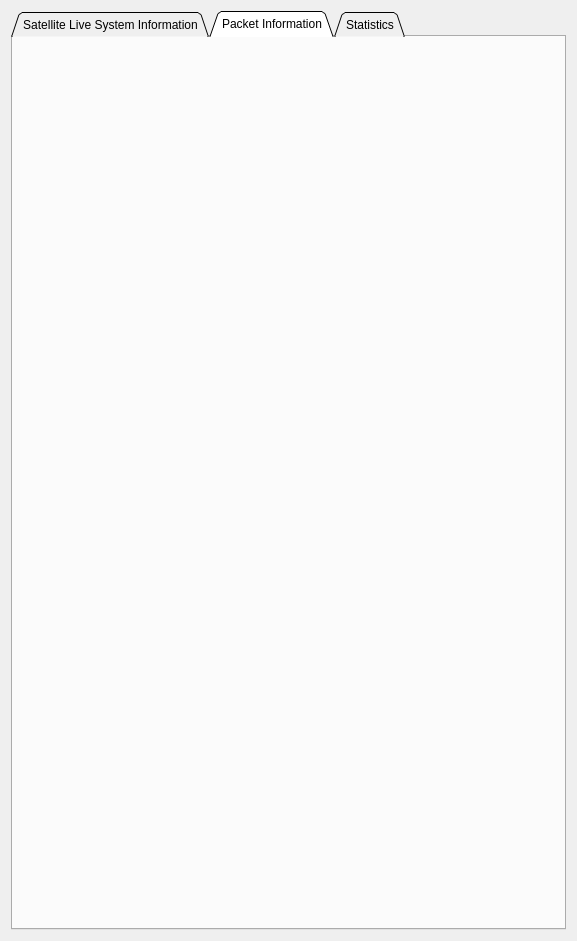
The window that FOSSAGSCP/systeminformationpane.ui (FOSSASystems/FOSSA-GroundStationControlPanel) describes before a commit, drawn with Qt 5.
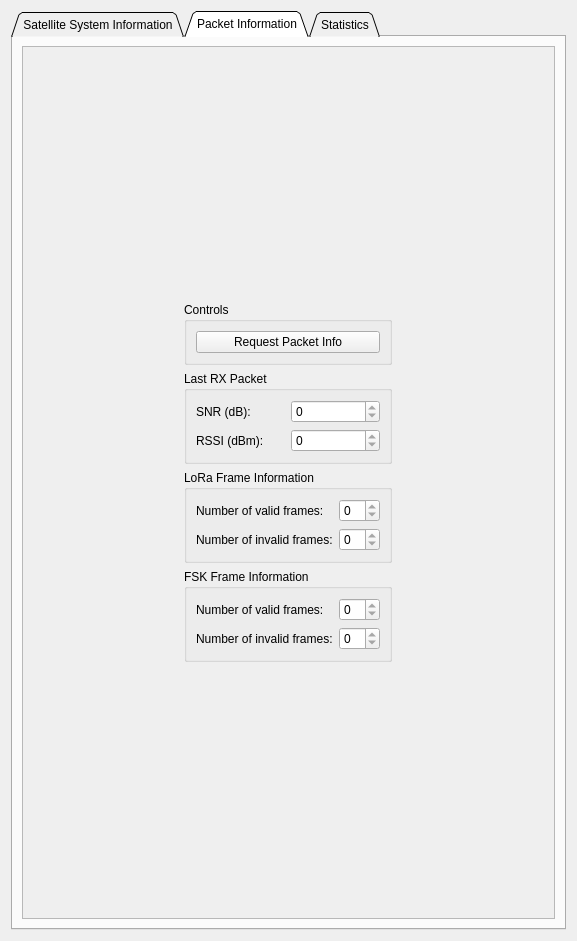
The same window after the commit.

Commit message: added packet information ui components

```diff
--- a/FOSSAGSCP/systeminformationpane.ui
+++ b/FOSSAGSCP/systeminformationpane.ui
@@ -24,7 +24,7 @@
      </property>
      <widget class="QWidget" name="tab">
       <attribute name="title">
-       <string>Satellite Live System Information</string>
+       <string>Satellite System Information</string>
       </attribute>
       <layout class="QGridLayout" name="gridLayout">
        <item row="0" column="0">
@@ -994,6 +994,163 @@
       <attribute name="title">
        <string>Packet Information</string>
       </attribute>
+      <layout class="QGridLayout" name="gridLayout_20">
+       <item row="0" column="0">
+        <widget class="QScrollArea" name="scrollArea_3">
+         <property name="widgetResizable">
+          <bool>true</bool>
+         </property>
+         <property name="alignment">
+          <set>Qt::AlignCenter</set>
+         </property>
+         <widget class="QWidget" name="scrollAreaWidgetContents_3">
+          <property name="geometry">
+           <rect>
+            <x>143</x>
+            <y>244</y>
+            <width>238</width>
+            <height>384</height>
+           </rect>
+          </property>
+          <property name="sizePolicy">
+           <sizepolicy hsizetype="Fixed" vsizetype="Fixed">
+            <horstretch>0</horstretch>
+            <verstretch>0</verstretch>
+           </sizepolicy>
+          </property>
+          <layout class="QGridLayout" name="gridLayout_21">
+           <item row="3" column="0">
+            <widget class="QGroupBox" name="groupBox_18">
+             <property name="title">
+              <string>FSK Frame Information</string>
+             </property>
+             <layout class="QGridLayout" name="gridLayout_24">
+              <item row="0" column="0">
+               <widget class="QLabel" name="label_53">
+                <property name="text">
+                 <string>Number of valid frames:</string>
+                </property>
+               </widget>
+              </item>
+              <item row="1" column="0">
+               <widget class="QLabel" name="label_54">
+                <property name="text">
+                 <string>Number of invalid frames:</string>
+                </property>
+               </widget>
+              </item>
+              <item row="0" column="1">
+               <widget class="QSpinBox" name="PacketInformation_FSKFrameInformation_NumValidFrames_SpinBox">
+                <property name="readOnly">
+                 <bool>true</bool>
+                </property>
+               </widget>
+              </item>
+              <item row="1" column="1">
+               <widget class="QSpinBox" name="PacketInformation_FSKFrameInformation_NumInvalidFrames_SpinBox">
+                <property name="readOnly">
+                 <bool>true</bool>
+                </property>
+               </widget>
+              </item>
+             </layout>
+            </widget>
+           </item>
+           <item row="2" column="0">
+            <widget class="QGroupBox" name="groupBox_17">
+             <property name="title">
+              <string>LoRa Frame Information</string>
+             </property>
+             <layout class="QGridLayout" name="gridLayout_23">
+              <item row="1" column="0">
+               <widget class="QLabel" name="label_52">
+                <property name="text">
+                 <string>Number of invalid frames:</string>
+                </property>
+               </widget>
+              </item>
+              <item row="0" column="0">
+               <widget class="QLabel" name="label_51">
+                <property name="text">
+                 <string>Number of valid frames:</string>
+                </property>
+               </widget>
+              </item>
+              <item row="0" column="1">
+               <widget class="QSpinBox" name="PacketInformation_LoraFrameInformation_NumValidFrames_SpinBox">
+                <property name="readOnly">
+                 <bool>true</bool>
+                </property>
+               </widget>
+              </item>
+              <item row="1" column="1">
+               <widget class="QSpinBox" name="PacketInformation_LoraFrameInformation_NumInvalidFrames_SpinBox">
+                <property name="readOnly">
+                 <bool>true</bool>
+                </property>
+               </widget>
+              </item>
+             </layout>
+            </widget>
+           </item>
+           <item row="1" column="0">
+            <widget class="QGroupBox" name="groupBox_16">
+             <property name="title">
+              <string>Last RX Packet</string>
+             </property>
+             <layout class="QGridLayout" name="gridLayout_22">
+              <item row="0" column="0">
+               <widget class="QLabel" name="label_49">
+                <property name="text">
+                 <string>SNR (dB):</string>
+                </property>
+               </widget>
+              </item>
+              <item row="1" column="0">
+               <widget class="QLabel" name="label_50">
+                <property name="text">
+                 <string>RSSI (dBm):</string>
+                </property>
+               </widget>
+              </item>
+              <item row="0" column="1">
+               <widget class="QSpinBox" name="PacketInformation_SNR_SpinBox">
+                <property name="readOnly">
+                 <bool>true</bool>
+                </property>
+               </widget>
+              </item>
+              <item row="1" column="1">
+               <widget class="QSpinBox" name="PacketInformation_RSSI_SpinBox">
+                <property name="readOnly">
+                 <bool>true</bool>
+                </property>
+               </widget>
+              </item>
+             </layout>
+            </widget>
+           </item>
+           <item row="0" column="0">
+            <widget class="QGroupBox" name="groupBox_19">
+             <property name="title">
+              <string>Controls</string>
+             </property>
+             <layout class="QGridLayout" name="gridLayout_25">
+              <item row="0" column="0">
+               <widget class="QPushButton" name="PacketInformation_Controls_RequestPacketInfo_PushButton">
+                <property name="text">
+                 <string>Request Packet Info</string>
+                </property>
+               </widget>
+              </item>
+             </layout>
+            </widget>
+           </item>
+          </layout>
+         </widget>
+        </widget>
+       </item>
+      </layout>
      </widget>
      <widget class="QWidget" name="tab_3">
       <attribute name="title">
```
Left out of the diff: 2 changed lines with no effect on the pictures.
